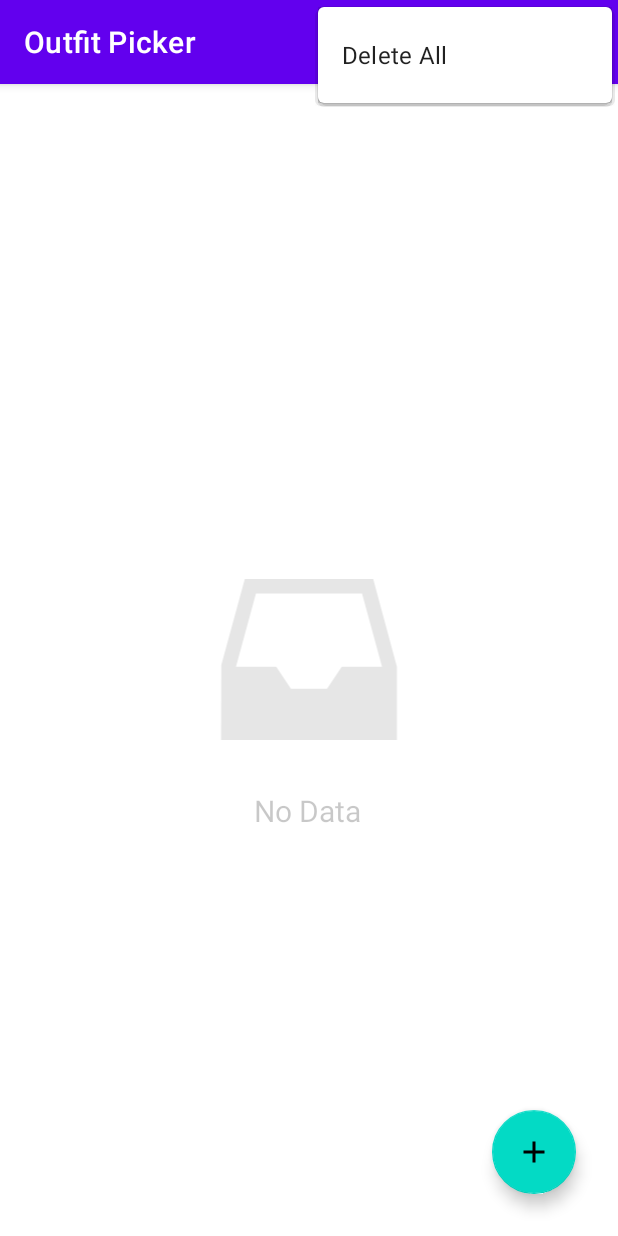
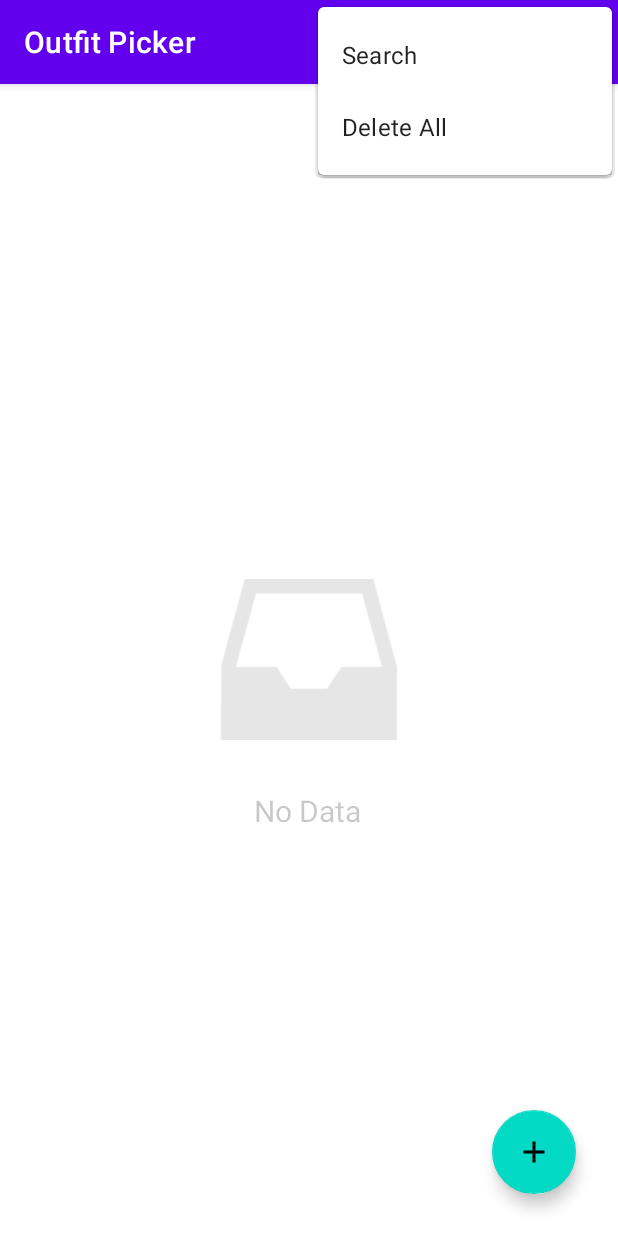
Before and after one commit to rserbd/OutfitPicker, an Android app: the screen it shows after launch (MainActivity), with the options menu open, on a phone screen of 412 x 824 dp. Run offline under Robolectric (Android 15) with nearby library versions, the phone set to English and light mode, and no system bars.

Commit message:
fear: search design

```diff
--- a/app/src/main/java/com/example/outfitpicker/CustomAdapter.java
+++ b/app/src/main/java/com/example/outfitpicker/CustomAdapter.java
@@ -9,6 +9,8 @@ import android.view.View;
 import android.view.ViewGroup;
 import android.view.animation.Animation;
 import android.view.animation.AnimationUtils;
+import android.widget.Filter;
+import android.widget.Filterable;
 import android.widget.LinearLayout;
 import android.widget.TextView;
 
@@ -17,12 +19,14 @@ import androidx.annotation.RequiresApi;
 import androidx.recyclerview.widget.RecyclerView;
 
 import java.util.ArrayList;
+import java.util.Collection;
+import java.util.List;
 
-public class CustomAdapter extends RecyclerView.Adapter<CustomAdapter.MyViewHolder> {
+public class CustomAdapter extends RecyclerView.Adapter<CustomAdapter.MyViewHolder> implements Filterable {
 
     private Context context;
     Activity activity;
-    private ArrayList outfit_id, outfit_title, outfit_pieces;
+    private ArrayList<String> outfit_id, outfit_title, outfit_pieces;
 
     CustomAdapter(Activity activity, Context context, ArrayList outfit_id, ArrayList outfit_title, ArrayList outfit_pieces) {
         this.activity = activity;
@@ -64,6 +68,23 @@ public class CustomAdapter extends RecyclerView.Adapter<CustomAdapter.MyViewHold
         return outfit_id.size();
     }
 
+    @Override
+    public Filter getFilter() {
+        return filter;
+    }
+
+    Filter filter = new Filter() {
+        @Override
+        protected FilterResults performFiltering(CharSequence charSequence) {
+            return null;
+        }
+
+        @Override
+        protected void publishResults(CharSequence charSequence, FilterResults filterResults) {
+
+        }
+    };
+
     public class MyViewHolder extends RecyclerView.ViewHolder {
 
         TextView outfit_id_txt, outfit_title_txt, outfit_pieces_txt;
--- a/app/src/main/java/com/example/outfitpicker/MainActivity.java
+++ b/app/src/main/java/com/example/outfitpicker/MainActivity.java
@@ -11,12 +11,11 @@ import android.content.Intent;
 import android.database.Cursor;
 import android.os.Bundle;
 import android.view.Menu;
-import android.view.MenuInflater;
 import android.view.MenuItem;
 import android.view.View;
 import android.widget.ImageView;
+import android.widget.SearchView;
 import android.widget.TextView;
-import android.widget.Toast;
 
 import com.google.android.material.floatingactionbutton.FloatingActionButton;
 
@@ -89,8 +88,21 @@ public class MainActivity extends AppCompatActivity {
 
     @Override
     public boolean onCreateOptionsMenu(Menu menu) {
-        MenuInflater inflater = getMenuInflater();
-        inflater.inflate(R.menu.my_menu, menu);
+        getMenuInflater().inflate(R.menu.my_menu, menu);
+        MenuItem item = menu.findItem(R.id.search);
+        SearchView searchView = (SearchView) item.getActionView();
+        searchView.setOnQueryTextListener(new SearchView.OnQueryTextListener() {
+            @Override
+            public boolean onQueryTextSubmit(String s) {
+                return false;
+            }
+
+            @Override
+            public boolean onQueryTextChange(String s) {
+                return false;
+            }
+        });
+
         return super.onCreateOptionsMenu(menu);
     }
 
--- /dev/null
+++ b/app/src/main/res/drawable/ic_search.xml
@@ -0,0 +1,5 @@
+<vector android:height="24dp" android:tint="#FFFFFF"
+    android:viewportHeight="24" android:viewportWidth="24"
+    android:width="24dp" xmlns:android="http://schemas.android.com/apk/res/android">
+    <path android:fillColor="@android:color/white" android:pathData="M15.5,14h-0.79l-0.28,-0.27C15.41,12.59 16,11.11 16,9.5 16,5.91 13.09,3 9.5,3S3,5.91 3,9.5 5.91,16 9.5,16c1.61,0 3.09,-0.59 4.23,-1.57l0.27,0.28v0.79l5,4.99L20.49,19l-4.99,-5zM9.5,14C7.01,14 5,11.99 5,9.5S7.01,5 9.5,5 14,7.01 14,9.5 11.99,14 9.5,14z"/>
+</vector>
--- a/app/src/main/res/menu/my_menu.xml
+++ b/app/src/main/res/menu/my_menu.xml
@@ -1,6 +1,14 @@
 <?xml version="1.0" encoding="utf-8"?>
 <menu xmlns:android="http://schemas.android.com/apk/res/android"
     xmlns:app="http://schemas.android.com/apk/res-auto">
+
+    <item
+        android:id="@+id/search"
+        android:title="Search"
+        android:icon="@drawable/ic_search"
+        app:showAsAction="never|collapseActionView"
+        app:actionViewClass="android.widget.SearchView" />
+
     <item
         android:id="@+id/delete_all"
         android:title="Delete All"
```
